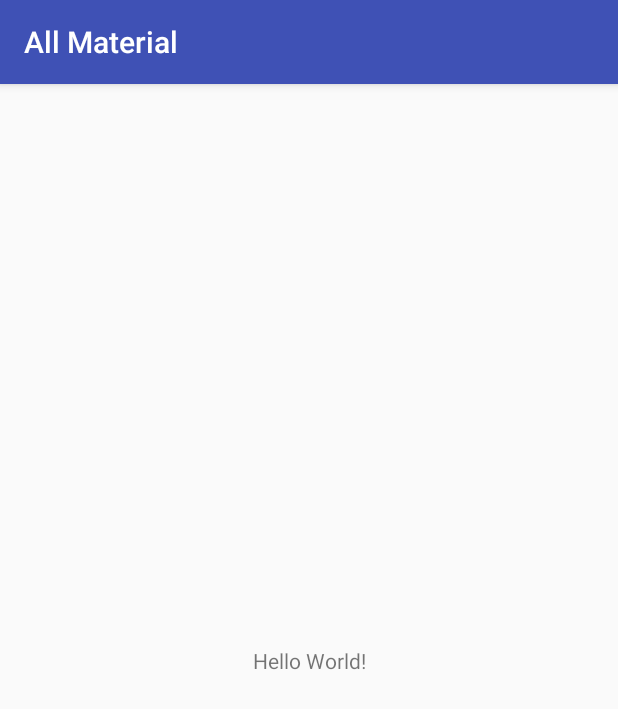
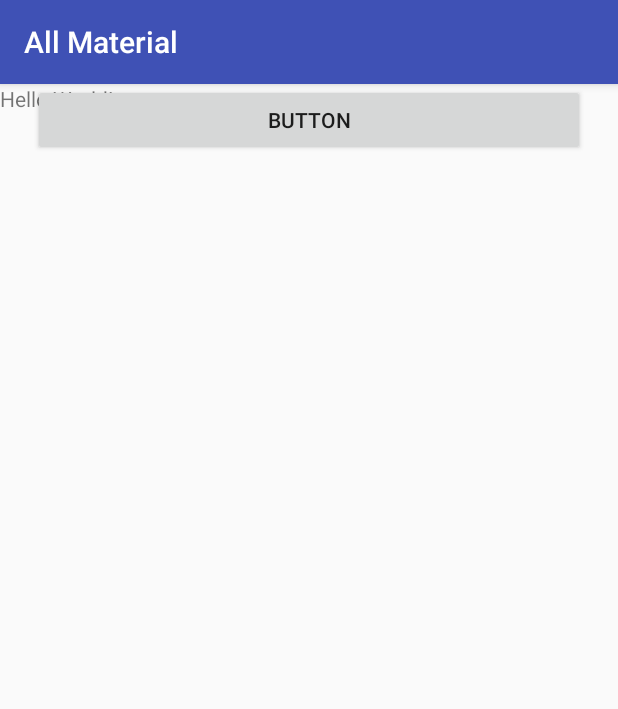
Before and after one commit to GameOfLoops/AllMaterial, an Android app: the screen it shows after launch (MainActivity), on a phone screen of 412 x 824 dp. Shown: the top 709 px of the screen. Run offline under Robolectric (Android 15) with nearby library versions, the phone set to English and light mode, and no system bars.

Commit message:
Button displayed

```diff
--- a/app/src/main/res/layout/activity_main.xml
+++ b/app/src/main/res/layout/activity_main.xml
@@ -4,15 +4,26 @@
     xmlns:tools="http://schemas.android.com/tools"
     android:layout_width="match_parent"
     android:layout_height="match_parent"
-    tools:context="com.crossfire.allmaterial.MainActivity">
+    tools:context="com.crossfire.allmaterial.MainActivity"
+    tools:layout_editor_absoluteY="81dp"
+    tools:layout_editor_absoluteX="0dp">
 
     <TextView
         android:layout_width="wrap_content"
         android:layout_height="wrap_content"
         android:text="Hello World!"
-        app:layout_constraintBottom_toBottomOf="parent"
+        tools:layout_editor_absoluteY="248dp"
+        tools:layout_editor_absoluteX="154dp" />
+
+    <Button
+        android:id="@+id/button"
+        android:layout_width="368dp"
+        android:layout_height="0dp"
+        android:text="@string/button"
+        tools:layout_editor_absoluteY="16dp"
+        android:layout_marginLeft="8dp"
         app:layout_constraintLeft_toLeftOf="parent"
-        app:layout_constraintRight_toRightOf="parent"
-        app:layout_constraintTop_toTopOf="parent" />
+        android:layout_marginRight="8dp"
+        app:layout_constraintRight_toRightOf="parent" />
 
 </android.support.constraint.ConstraintLayout>
--- a/app/src/main/res/values/strings.xml
+++ b/app/src/main/res/values/strings.xml
@@ -1,3 +1,4 @@
 <resources>
     <string name="app_name">All Material</string>
+    <string name="button">Button</string>
 </resources>
```
